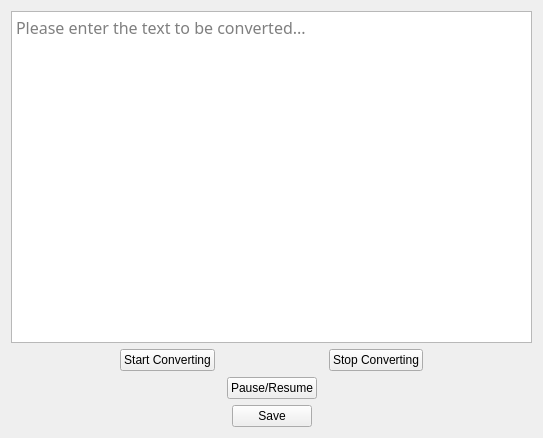
xujialiu/text-to-speech-app, file PlayWidget.ui: the form before one commit.
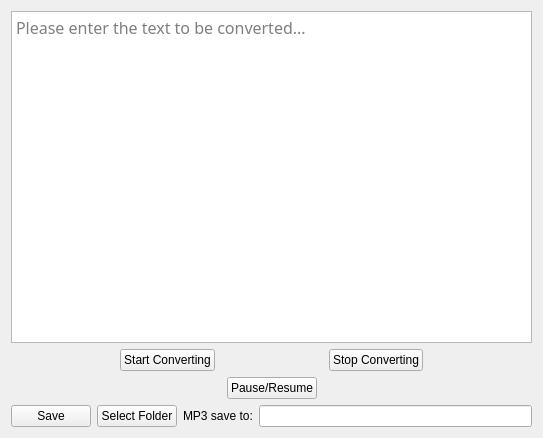
The form after the commit.

Commit message: feat: add save button function

The edit to the form file:
```diff
--- a/PlayWidget.ui
+++ b/PlayWidget.ui
@@ -125,19 +125,6 @@
      </item>
      <item>
       <layout class="QHBoxLayout" name="horizontalLayout">
-       <item>
-        <spacer name="horizontalSpacer_7">
-         <property name="orientation">
-          <enum>Qt::Horizontal</enum>
-         </property>
-         <property name="sizeHint" stdset="0">
-          <size>
-           <width>40</width>
-           <height>20</height>
-          </size>
-         </property>
-        </spacer>
-       </item>
        <item>
         <widget class="QPushButton" name="pushButton_save">
          <property name="text">
@@ -146,17 +133,25 @@
         </widget>
        </item>
        <item>
-        <spacer name="horizontalSpacer_8">
-         <property name="orientation">
-          <enum>Qt::Horizontal</enum>
+        <widget class="QPushButton" name="pushButton_select_folder">
+         <property name="text">
+          <string>Select Folder</string>
          </property>
-         <property name="sizeHint" stdset="0">
-          <size>
-           <width>40</width>
-           <height>20</height>
-          </size>
+        </widget>
+       </item>
+       <item>
+        <widget class="QLabel" name="label">
+         <property name="text">
+          <string>MP3 save to:</string>
          </property>
-        </spacer>
+        </widget>
+       </item>
+       <item>
+        <widget class="QLineEdit" name="lineEdit_folder">
+         <property name="readOnly">
+          <bool>true</bool>
+         </property>
+        </widget>
        </item>
       </layout>
      </item>
```
The commit also changes 3 other files.
